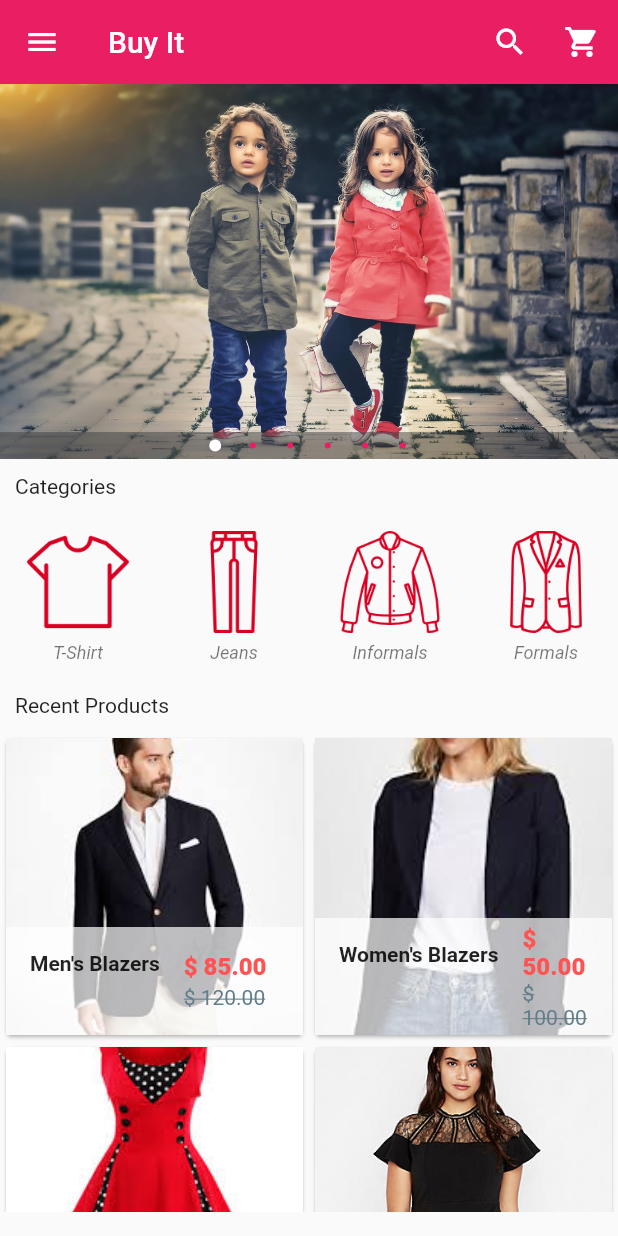
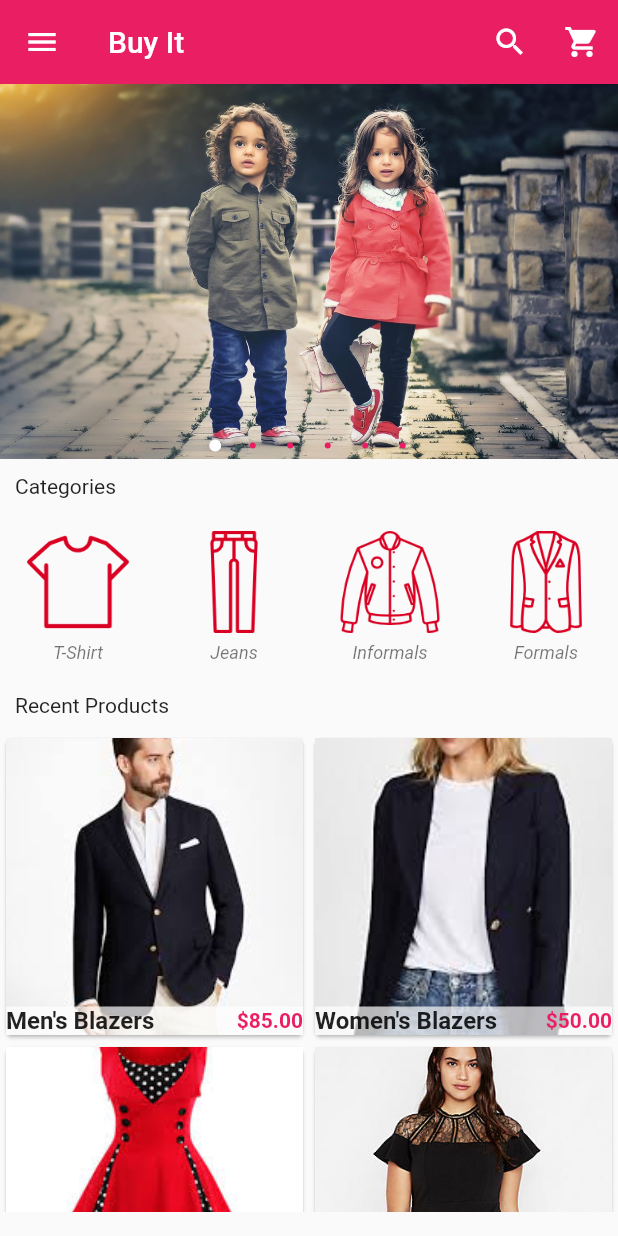
Before and after one commit to harshbsv/ecommerce_flutter, a Flutter app: the screen it shows after launch, on a phone screen of 412 x 824 dp. Run offline on Flutter 3.47's test engine with Material 2 defaults, Android fonts, the phone set to English and light mode, and no system bars; drawn by our look-alikes of carousel_pro.

Commit message:
Working on Cart

```diff
--- a/lib/components/products.dart
+++ b/lib/components/products.dart
@@ -11,74 +11,74 @@ class _ProductsState extends State<Products> {
     {
       "name": "Men's Blazers",
       "picture": "images/products/blazer1.jpeg",
-      "old_price": "\$ 120.00",
-      "price": "\$ 85.00",
+      "old_price": "120.00",
+      "price": "85.00",
     },
     {
       "name": "Women's Blazers",
       "picture": "images/products/blazer2.jpeg",
-      "old_price": "\$ 100.00",
-      "price": "\$ 50.00",
+      "old_price": "100.00",
+      "price": "50.00",
     },
     {
       "name": "Dresses 1",
       "picture": "images/products/dress1.jpeg",
-      "old_price": "\$ 120.00",
-      "price": "\$ 85.00",
+      "old_price": "120.00",
+      "price": "85.00",
     },
     {
       "name": "Dresses 2",
       "picture": "images/products/dress2.jpeg",
-      "old_price": "\$ 100.00",
-      "price": "\$ 50.00",
+      "old_price": "100.00",
+      "price": "50.00",
     },
     {
       "name": "Heels 1",
       "picture": "images/products/hills1.jpeg",
-      "old_price": "\$ 120.00",
-      "price": "\$ 85.00",
+      "old_price": "120.00",
+      "price": "85.00",
     },
     {
       "name": "Heels 2",
       "picture": "images/products/hills2.jpeg",
-      "old_price": "\$ 100.00",
-      "price": "\$ 50.00",
+      "old_price": "100.00",
+      "price": "50.00",
     },
     {
       "name": "Pants 1",
       "picture": "images/products/pants1.jpg",
-      "old_price": "\$ 120.00",
-      "price": "\$ 85.00",
+      "old_price": "120.00",
+      "price": "85.00",
     },
     {
       "name": "Pants 2",
       "picture": "images/products/pants2.jpeg",
-      "old_price": "\$ 100.00",
-      "price": "\$ 50.00",
+      "old_price": "100.00",
+      "price": "50.00",
     },
     {
       "name": "Shoes",
       "picture": "images/products/shoe1.jpg",
-      "old_price": "\$ 120.00",
-      "price": "\$ 85.00",
+      "old_price": "120.00",
+      "price": "85.00",
     },
     {
       "name": "Skirts 1",
       "picture": "images/products/skt1.jpeg",
-      "old_price": "\$ 100.00",
-      "price": "\$ 50.00",
+      "old_price": "100.00",
+      "price": "50.00",
     },
     {
       "name": "Skirts 2",
       "picture": "images/products/skt2.jpeg",
-      "old_price": "\$ 120.00",
-      "price": "\$ 85.00",
+      "old_price": "120.00",
+      "price": "85.00",
     },
     {
       "name": "Skirts 3",
       "picture": "images/products/skt2.jpeg",
-      "old_price": "\$ 120.00",
-      "price": "\$ 85.00",
+      "old_price": "120.00",
+      "price": "85.00",
     },
   ];
 
@@ -119,7 +119,7 @@ class Single_prod extends StatelessWidget {
           child: Material(
             child: InkWell(
               onTap: ()=> Navigator.of(context).push(new MaterialPageRoute(builder: (context)=>new ProductDetails(
-                //passing values of products to the productdetails page
+                //passing values of products to the product details page
                 product_detail_name: prod_name,
                 product_detail_new_price: prod_price,
                 product_detail_old_price: prod_old_price,
@@ -129,10 +129,13 @@ class Single_prod extends StatelessWidget {
                 child: Image.asset(prod_picture, fit: BoxFit.cover,),
                 footer: Container(
                   color: Colors.white70,
-                  child: ListTile(
-                    leading: Text(prod_name, style: TextStyle(fontWeight: FontWeight.bold),),
-                    title: Text(prod_price, style: TextStyle(color: Colors.redAccent, fontWeight: FontWeight.w800),),
-                    subtitle: Text(prod_old_price, style: TextStyle(color: Colors.blueGrey, fontWeight: FontWeight.normal, decoration: TextDecoration.lineThrough),),
+                  child: Row(
+                    children: <Widget>[
+                      Expanded(
+                        child: Text(prod_name, style: TextStyle(fontWeight: FontWeight.bold, fontSize: 16.0),),
+                      ),
+                      new Text("\$${prod_price}", style: TextStyle(color: Colors.pink, fontWeight: FontWeight.bold),),
+                    ],
                   ),
                 ),
               ),
--- a/lib/main.dart
+++ b/lib/main.dart
@@ -3,6 +3,7 @@ import 'package:carousel_pro/carousel_pro.dart';
 import 'package:ecommerceflutter/components/products.dart';
 import 'package:ecommerceflutter/components/horizontal_listview.dart';
 import 'package:ecommerceflutter/pages/product_details.dart';
+import 'package:ecommerceflutter/pages/cart.dart';
 
 void main(){
   runApp(
@@ -39,6 +40,7 @@ class _HomePageState extends State<HomePage> {
         dotSize: 4.0,
         dotColor: Colors.pink,
         indicatorBgPadding: 5.0,
+        dotBgColor: Colors.transparent,
       ),
     );
     return Scaffold(
@@ -48,7 +50,9 @@ class _HomePageState extends State<HomePage> {
         title: Text('Buy It'),
         actions: <Widget>[
           new IconButton(icon: Icon(Icons.search, color: Colors.white,), onPressed: (){}),
-          new IconButton(icon: Icon(Icons.shopping_cart, color: Colors.white,), onPressed: (){})
+          new IconButton(icon: Icon(Icons.shopping_cart, color: Colors.white,), onPressed: (){
+            Navigator.push(context, MaterialPageRoute(builder: (context)=> new Cart()));
+          })
         ],
       ),
       drawer: new Drawer(
@@ -68,7 +72,9 @@ class _HomePageState extends State<HomePage> {
             ),
             // Body
           InkWell(
-            onTap: (){},
+            onTap: (){
+              Navigator.push(context, MaterialPageRoute(builder: (context)=> new HomePage()));
+            },
             child: ListTile(
               title: Text('Home Page'),
               leading: Icon(Icons.home, color: Colors.red,),
@@ -89,10 +95,12 @@ class _HomePageState extends State<HomePage> {
               ),
             ),
             InkWell(
-              onTap: (){},
+              onTap: (){
+                Navigator.push(context, MaterialPageRoute(builder: (context)=> new Cart()));
+              },
               child: ListTile(
-                title: Text('Categories'),
-                leading: Icon(Icons.category, color: Colors.red,),
+                title: Text('Shopping Cart'),
+                leading: Icon(Icons.shopping_cart, color: Colors.red,),
               ),
             ),
             InkWell(
```
Also changed, not shown: lib/pages/cart.dart (added, +43 -0 lines), lib/pages/product_details.dart (+116 -2 lines).
